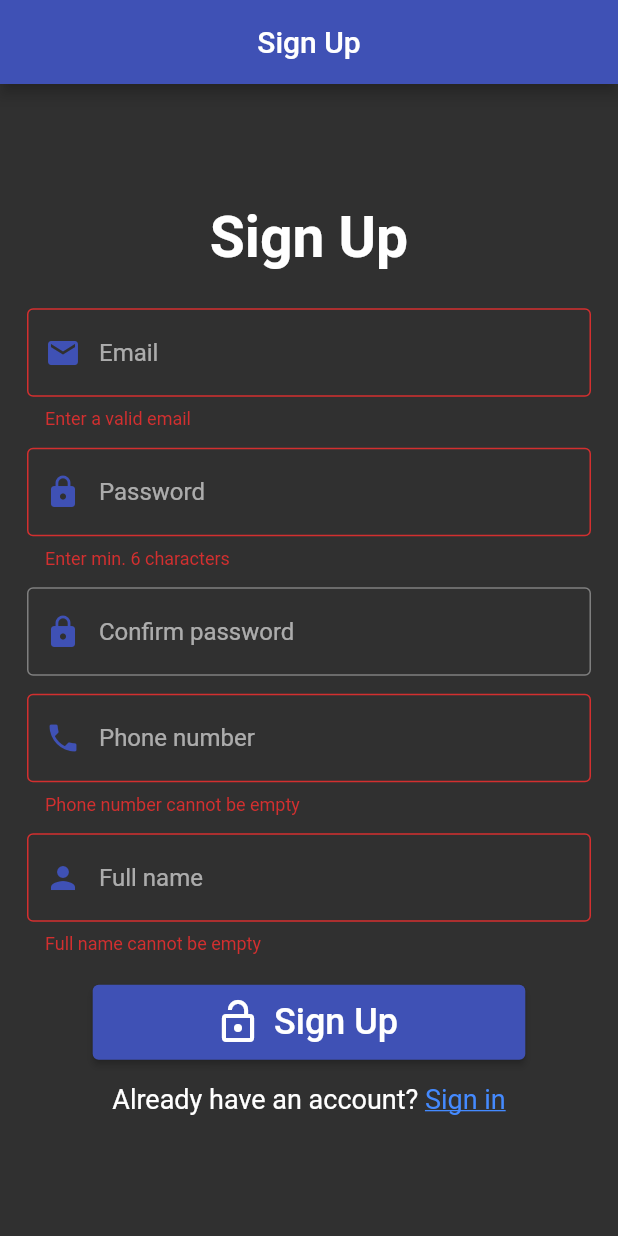
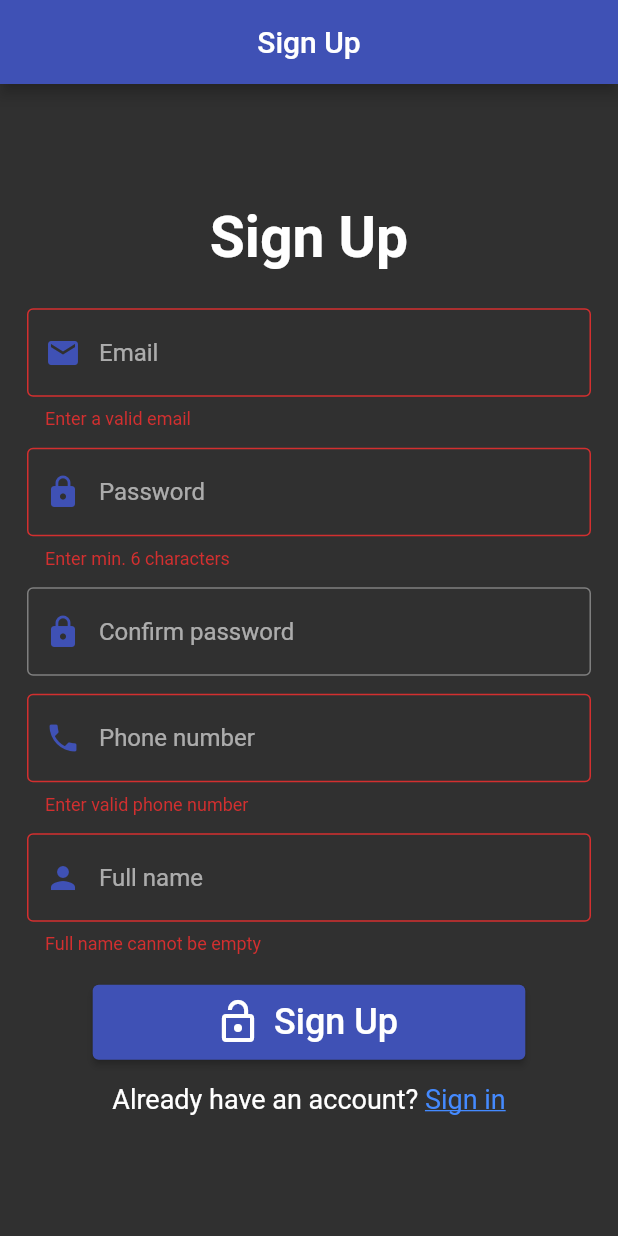
Before and after one commit to FWasik/Parcel-App, a Flutter app: the SignUp screen opened directly, after a tap on "Sign Up", on a phone screen of 412 x 824 dp. Run offline on Flutter 3.47's test engine with Material 2 defaults, Android fonts, the phone set to English and light mode, and no system bars; our stand-ins replace bloc, cloud_firestore, email_validator, equatable, firebase_auth, firebase_core and 5 more; missing offline and left inert: flutter_google_places_hoc081098, google_api_headers, google_maps_webservice; accounts and stored records are empty.

Commit message:
regex phone number + getting rid of double phone number display

```diff
--- a/lib/screens/packages_received_page.dart
+++ b/lib/screens/packages_received_page.dart
@@ -43,9 +43,6 @@ class _PackagesReceivedPageState extends State<PackagesReceivedPage> {
                         children: [
                           const SizedBox(height: 20),
                           Text('Sender: \n${data[index].fullName}'),
-                          const SizedBox(height: 10),
-                          Text(
-                              "Sender's phone number: \n${data[index].phoneNumber}"),
                           const SizedBox(height: 10),
                           Text(
                               "Sender's phone number: \n${data[index].phoneNumber}"),
--- a/lib/screens/profile_info_page.dart
+++ b/lib/screens/profile_info_page.dart
@@ -21,6 +21,8 @@ class _ProfileInfoPageState extends State<ProfileInfoPage> {
   final emailController = TextEditingController();
   final phoneNumberController = TextEditingController();
   final fullNameController = TextEditingController();
+
+  RegExp regExp = RegExp(r'^[0-9]{9}$');
 
   @override
   void dispose() {
@@ -92,8 +94,8 @@ class _ProfileInfoPageState extends State<ProfileInfoPage> {
                           )),
                       autovalidateMode: AutovalidateMode.onUserInteraction,
                       validator: (value) {
-                        return value == null || value.isEmpty
-                            ? "Phone number cannot be empty"
+                        return value == null || !regExp.hasMatch(value)
+                            ? "Enter valid phone number"
                             : null;
                       },
                     ),
--- a/lib/screens/send_package_page.dart
+++ b/lib/screens/send_package_page.dart
@@ -24,6 +24,8 @@ class _SendPackagePageState extends State<SendPackagePage> {
   final phoneNumberController = TextEditingController();
   final fullNameController = TextEditingController();
   final addressController = TextEditingController();
+
+  RegExp regExp = RegExp(r'^[0-9]{9}$');
 
   @override
   void dispose() {
@@ -108,8 +110,8 @@ class _SendPackagePageState extends State<SendPackagePage> {
                               )),
                           autovalidateMode: AutovalidateMode.onUserInteraction,
                           validator: (value) {
-                            return value == null || value.isEmpty
-                                ? "Phone number cannot be empty"
+                            return value == null || !regExp.hasMatch(value)
+                                ? "Enter valid phone number"
                                 : null;
                           },
                         ),
--- a/lib/screens/sign_up.dart
+++ b/lib/screens/sign_up.dart
@@ -23,6 +23,8 @@ class _SignUpState extends State<SignUp> {
   final passwordController = TextEditingController();
   final fullNameController = TextEditingController();
   final phoneNumberController = TextEditingController();
+
+  RegExp regExp = RegExp(r'^[0-9]{9}$');
 
   @override
   void dispose() {
@@ -172,8 +174,8 @@ class _SignUpState extends State<SignUp> {
                               autovalidateMode:
                                   AutovalidateMode.onUserInteraction,
                               validator: (value) {
-                                return value == null || value.isEmpty
-                                    ? "Phone number cannot be empty"
+                                return value == null || !regExp.hasMatch(value)
+                                    ? "Enter valid phone number"
                                     : null;
                               },
                             ),
```
